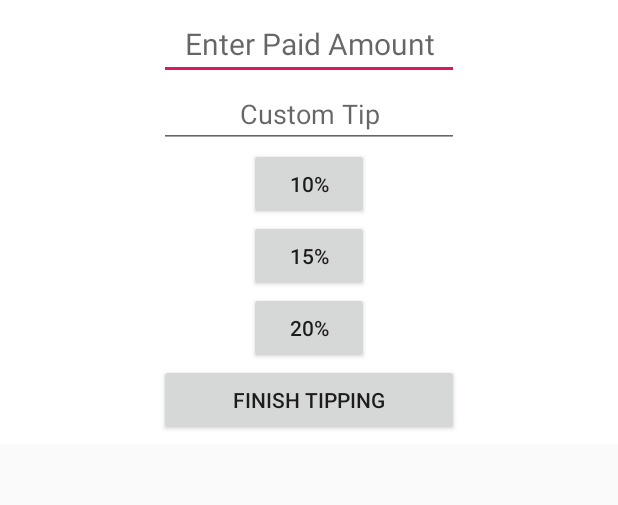
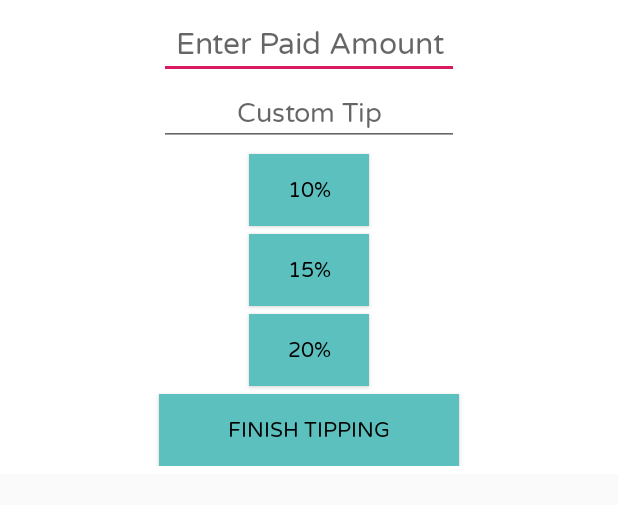
Before and after one commit to lambda-build-tipsease/build-tipsease-android, an Android app: the layout fragment_add_tip.xml on its own in the app's theme, with its tools: preview values and no code run, on a phone screen of 412 x 824 dp. Shown: the top 505 px of the screen. Run offline under Robolectric (Android 15) with nearby library versions, the phone set to English and light mode, and no system bars.

Commit message:
Polished CardViews for recycler views and fixed tipping history population bug

```diff
--- a/app/src/main/java/com/vivekvishwanath/tipsease/TippingHistory.java
+++ b/app/src/main/java/com/vivekvishwanath/tipsease/TippingHistory.java
@@ -43,6 +43,7 @@ public class TippingHistory extends AppCompatActivity {
          new Thread(new Runnable() {
             @Override
             public void run() {
+                tips.clear();
                 tips = UserDAO.getAllEmployeeTips(LoginActivity.prefs.getInt(Constants.ID_KEY, 0),
                         LoginActivity.prefs.getString(Constants.TOKEN_KEY, null));
 
@@ -58,5 +59,7 @@ public class TippingHistory extends AppCompatActivity {
             }
         }).start();
 
+
     }
+
 }
--- a/app/src/main/res/layout/activity_employee_main.xml
+++ b/app/src/main/res/layout/activity_employee_main.xml
@@ -20,7 +20,7 @@
         android:id="@+id/employee_main_page_seperator1"
         android:layout_width="match_parent"
         android:layout_height="2dp"
-        android:background="@color/colorAccent"
+        android:background="@color/colorPrimary"
         app:layout_constraintTop_toBottomOf="@id/employee_main_page_name"/>
 
     <Button
--- a/app/src/main/res/layout/fragment_add_tip.xml
+++ b/app/src/main/res/layout/fragment_add_tip.xml
@@ -35,8 +35,10 @@
         android:layout_height="wrap_content"
         android:text="10%"
         app:layout_constraintTop_toBottomOf="@id/custom_tip"
+        android:background="@color/colorPrimary"
         app:layout_constraintLeft_toLeftOf="parent"
-        app:layout_constraintRight_toRightOf="parent"/>
+        app:layout_constraintRight_toRightOf="parent"
+        android:layout_margin="5dp"/>
 
     <Button
         android:id="@+id/fifteen_percent_button"
@@ -44,6 +46,8 @@
         android:layout_height="wrap_content"
         android:text="15%"
         app:layout_constraintTop_toBottomOf="@id/ten_percent_button"
+        android:layout_margin="5dp"
+        android:background="@color/colorPrimary"
         app:layout_constraintLeft_toLeftOf="parent"
         app:layout_constraintRight_toRightOf="parent"/>
 
@@ -53,8 +57,10 @@
         android:layout_height="wrap_content"
         android:text="20%"
         app:layout_constraintTop_toBottomOf="@id/fifteen_percent_button"
+        android:background="@color/colorPrimary"
         app:layout_constraintLeft_toLeftOf="parent"
         app:layout_constraintRight_toRightOf="parent"
+        android:layout_margin="5dp"
         />
 
     <Button
@@ -64,7 +70,9 @@
         android:text="Finish Tipping"
         app:layout_constraintTop_toBottomOf="@id/twenty_percent_button"
         app:layout_constraintLeft_toLeftOf="parent"
-        app:layout_constraintRight_toRightOf="parent"/>
+        app:layout_constraintRight_toRightOf="parent"
+        android:layout_margin="5dp"
+        android:background="@color/colorPrimary"/>
 
 
 
--- a/app/src/main/res/layout/fragment_create_customer_account.xml
+++ b/app/src/main/res/layout/fragment_create_customer_account.xml
@@ -57,6 +57,8 @@
         android:layout_width="wrap_content"
         android:layout_height="wrap_content"
         android:text="@string/create_customer_account_button_text"
+        android:background="@color/colorPrimary"
+        android:padding="6dp"
         />
 
 
--- a/app/src/main/res/layout/fragment_signup_choice.xml
+++ b/app/src/main/res/layout/fragment_signup_choice.xml
@@ -47,6 +47,7 @@
         android:layout_height="wrap_content"
         android:text="@string/sign_up_button_text"
         app:layout_constraintTop_toBottomOf="@id/sign_up_radio_group"
+        android:background="@color/colorPrimary"
         app:layout_constraintLeft_toLeftOf="parent"
         app:layout_constraintRight_toRightOf="parent"/>
 
--- a/app/src/main/res/layout/fragment_update_employee_details.xml
+++ b/app/src/main/res/layout/fragment_update_employee_details.xml
@@ -79,7 +79,8 @@
                 android:id="@+id/update_employee_button"
                 android:layout_width="match_parent"
                 android:layout_height="wrap_content"
-                android:text="Update"/>
+                android:text="Update"
+                android:background="@color/colorPrimary"/>
 
             <Button
                 android:id="@+id/edit_employee_home_button"
--- a/app/src/main/res/layout/recent_tip_layout.xml
+++ b/app/src/main/res/layout/recent_tip_layout.xml
@@ -3,7 +3,11 @@
     android:layout_width="match_parent"
     android:layout_height="wrap_content"
     xmlns:app="http://schemas.android.com/apk/res-auto"
-    android:id="@+id/tip_card_view">
+    android:elevation="3dp"
+    app:cardMaxElevation="3dp"
+    app:cardCornerRadius="8dp"
+    android:id="@+id/tip_card_view"
+    android:layout_margin="5dp">
 
     <android.support.constraint.ConstraintLayout
         android:layout_width="match_parent"
--- a/app/src/main/res/values/colors.xml
+++ b/app/src/main/res/values/colors.xml
@@ -3,4 +3,6 @@
     <color name="colorPrimary">#5bc0be</color>
     <color name="colorPrimaryDark">#5bc0be</color>
     <color name="colorAccent">#D81B60</color>
+    <color name="allTextColor">#FF000000</color>
+    <color name="white">@android:color/white</color>
 </resources>
--- a/app/src/main/res/values/styles.xml
+++ b/app/src/main/res/values/styles.xml
@@ -3,7 +3,9 @@
     <!-- Base application theme. -->
     <style name="AppTheme" parent="Theme.AppCompat.Light.DarkActionBar">
         <!-- Customize your theme here. -->
+        <item name="android:fontFamily">@font/valera_round_regular</item>
         <item name="colorPrimary">@color/colorPrimary</item>
+        <item name="android:textColor">@color/allTextColor</item>
         <item name="colorPrimaryDark">@color/colorPrimaryDark</item>
         <item name="colorAccent">@color/colorAccent</item>
     </style>
```
Also changed, not shown: app/src/main/res/layout/employee_details_fragment.xml (+18 -5 lines), app/src/main/res/layout/searched_employee_layout.xml (+10 -2 lines).
